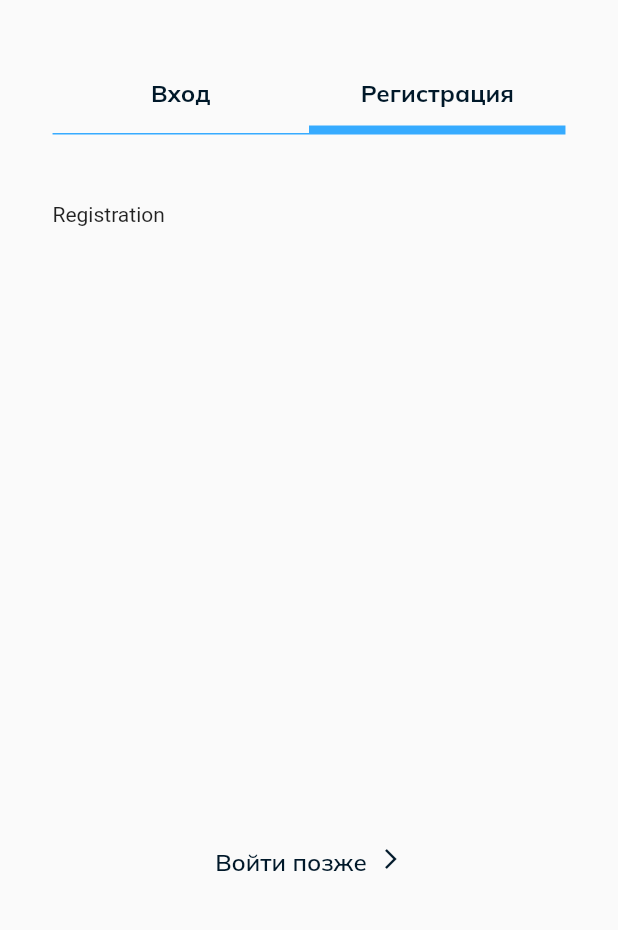
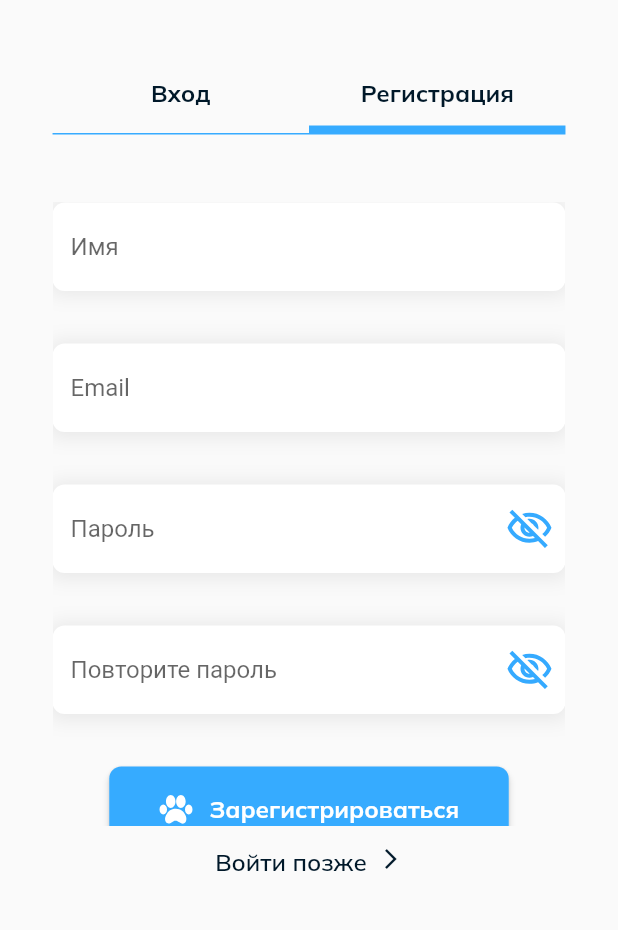
Before and after one commit to asheptalinaiss/pet_shelter, a Flutter app: the screen it shows after launch, tab 2 chosen, on a phone screen of 412 x 824 dp, the part 202-1132 px from its top. Run offline on Flutter 3.47's test engine with Material 2 defaults, Android fonts, the phone set to English and light mode, and no system bars; our stand-ins replace email_validator, flutter_svg.

Commit message:
Added sign up screen

```diff
--- a/lib/constants/app_strings.dart
+++ b/lib/constants/app_strings.dart
@@ -2,13 +2,16 @@ class AppStrings {
   static const String signInTab = "Вход";
   static const String signUpTab = "Регистрация";
 
+  static const String nameFormFieldHint = "Имя";
   static const String emailFormFieldHint = "Email";
   static const String passwordFormFieldHint = "Пароль";
+  static const String repeatPasswordFormFieldHint = "Повторите пароль";
 
   static const String emailFormatError = "Неверный формат email. Пример: name@gmail.com";
   static const String emptyFieldError = "Поле не должно быть пустым";
 
   static const String signInButton = "Войти";
+  static const String signUpButton = "Зарегистрироваться";
   static const String forgotPassword = "Забыли пароль?";
   static const String logInLaterButton = "Войти позже";
 }
--- a/lib/login/views/login.dart
+++ b/lib/login/views/login.dart
@@ -7,6 +7,7 @@ import 'package:pet_shelter/login/ui_constants/login_style.dart';
 import 'package:pet_shelter/login/ui_constants/login_ui_constants.dart';
 import 'package:pet_shelter/login/views/components/login_later_button.dart';
 import 'package:pet_shelter/login/views/sign_in_form.dart';
+import 'package:pet_shelter/login/views/sign_up_form.dart';
 
 class Login extends StatefulWidget {
   const Login({Key? key}) : super(key: key);
@@ -117,7 +118,7 @@ class _LoginState extends State<Login> with SingleTickerProviderStateMixin {
   }
 
   Widget _buildSignUpView(double screenWidth) {
-    return const Text("Registration");
+    return SignUpForm(screenWidth * LoginUIConstants.formInnerPaddingCoeff);
   }
 
   Widget _forgotPasswordButton() {
--- /dev/null
+++ b/lib/login/views/sign_up_form.dart
@@ -0,0 +1,80 @@
+import 'package:flutter/material.dart';
+import 'package:pet_shelter/constants/app_strings.dart';
+import 'package:pet_shelter/login/views/components/login_button.dart';
+import 'package:pet_shelter/login/views/components/login_text_field.dart';
+
+class SignUpForm extends StatelessWidget {
+  final double spacing;
+  late final GlobalKey<FormState> _formKey;
+
+  SignUpForm(this.spacing, {Key? key}) : super(key: key) {
+    _formKey = GlobalKey<FormState>();
+  }
+
+  @override
+  Widget build(BuildContext context) {
+    return Form(
+        key: _formKey,
+        child: Column(
+            children: [
+              _buildNameField(),
+              SizedBox(height: spacing),
+              _buildEmailField(),
+              SizedBox(height: spacing),
+              _buildPasswordField(),
+              SizedBox(height: spacing),
+              _buildRepeatPasswordField(),
+              SizedBox(height: spacing),
+              LoginButton(
+                  AppStrings.signUpButton,
+                  () { _formKey.currentState!.validate(); }
+              )
+            ]
+        )
+    );
+  }
+
+  Widget _buildNameField() {
+    return LoginFormField(
+        AppStrings.nameFormFieldHint,
+        (value) { },
+        false,
+        (value) {
+          return null;
+        }
+    );
+  }
+
+  Widget _buildEmailField() {
+    return LoginFormField(
+        AppStrings.emailFormFieldHint,
+        (value) { },
+        false,
+        (value) {
+          return null;
+        }
+    );
+  }
+
+  Widget _buildPasswordField() {
+    return LoginFormField(
+        AppStrings.passwordFormFieldHint,
+        (value) { },
+        true,
+        (value) {
+          return null;
+        }
+    );
+  }
+
+  Widget _buildRepeatPasswordField() {
+    return LoginFormField(
+        AppStrings.repeatPasswordFormFieldHint,
+        (value) { },
+        true,
+        (value) {
+          return null;
+        }
+    );
+  }
+}
```
